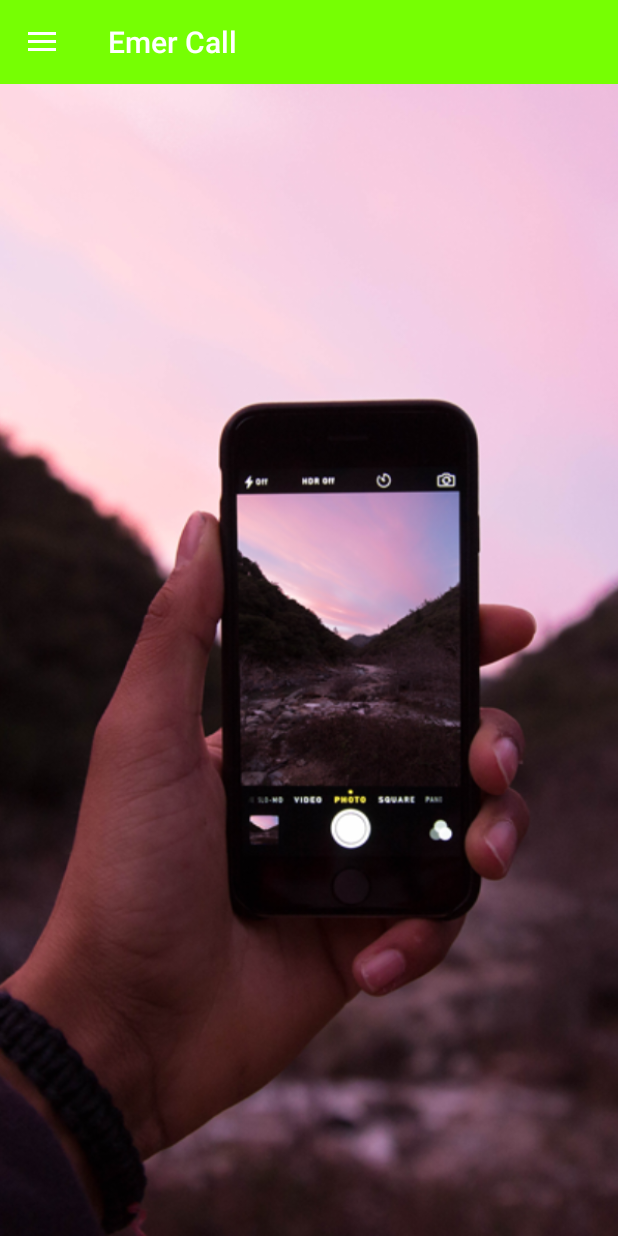
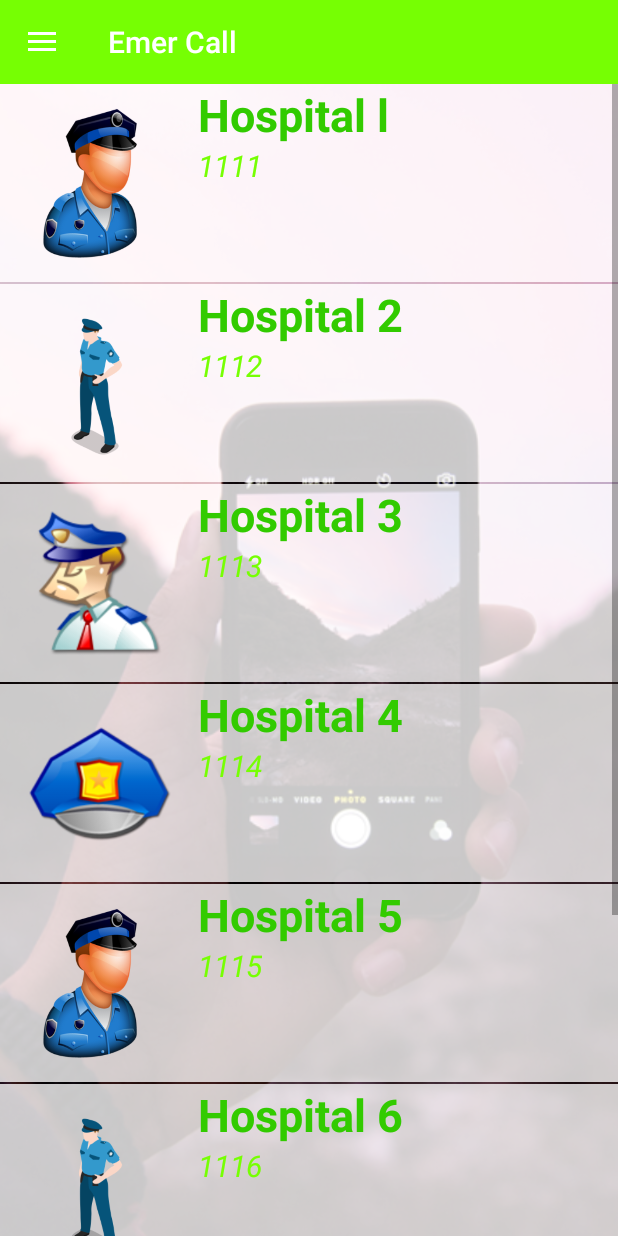
Before and after one commit to pud1234/EmerCall, an Android app: the screen it shows after launch (MainActivity), after a tap on "Hospital", on a phone screen of 412 x 824 dp. Run offline under Robolectric (Android 15) with nearby library versions, the phone set to English and light mode, and no system bars; 1 other tap on this screen came first.

Commit message:
finish 22Feb

```diff
--- a/app/src/main/java/pud/snru/ac/th/emercall/fragment/HospitalFragment.java
+++ b/app/src/main/java/pud/snru/ac/th/emercall/fragment/HospitalFragment.java
@@ -7,8 +7,10 @@ import android.support.v4.app.Fragment;
 import android.view.LayoutInflater;
 import android.view.View;
 import android.view.ViewGroup;
+import android.widget.ListView;
 
 import pud.snru.ac.th.emercall.R;
+import pud.snru.ac.th.emercall.utility.HospitalAdapter;
 
 /**
  * Created by Admin on 22/2/2561.
@@ -19,7 +21,26 @@ public class HospitalFragment extends Fragment{
     @Override
     public void onActivityCreated(@Nullable Bundle savedInstanceState) {
         super.onActivityCreated(savedInstanceState);
-    }
+
+//           Create ListView
+        ListView listView = getView().findViewById(R.id.listViewHospital);
+
+        int[]ints = new int[]{R.drawable.station1, R.drawable.station2,
+        R.drawable.station3,R.drawable.station4,R.drawable.station1,
+        R.drawable.station2,R.drawable.station3,R.drawable.station4};
+
+        String[] titleStrings = new String[]{"Hospital l","Hospital 2","Hospital 3","Hospital 4",
+        "Hospital 5","Hospital 6","Hospital 7","Hospital 8"};
+
+        String[] phoneStrings = new String[]{"1111", "1112", "1113", "1114",
+                                            "1115", "1116", "1117", "1118",};
+
+        HospitalAdapter hospitalAdapter = new HospitalAdapter(getActivity(), ints, titleStrings, phoneStrings);
+        listView.setAdapter(hospitalAdapter);
+
+
+
+    }  // Main Method
 
     @Nullable
     @Override
--- a/app/src/main/res/layout/listview_layout.xml
+++ b/app/src/main/res/layout/listview_layout.xml
@@ -1,14 +1,15 @@
 <?xml version="1.0" encoding="utf-8"?>
 <LinearLayout xmlns:android="http://schemas.android.com/apk/res/android"
+    android:background="#c8ffffff"
     android:orientation="horizontal" android:layout_width="match_parent"
     android:layout_height="match_parent">
 
  <!--Image-->
     <ImageView
         android:id="@+id/imageListView"
-        android:layout_margin="16dp"
         android:layout_width="100dp"
-        android:layout_height="100dp" />
+        android:layout_height="100dp"
+        android:layout_margin="16dp" />
 
 
   <!--Content-->
```
